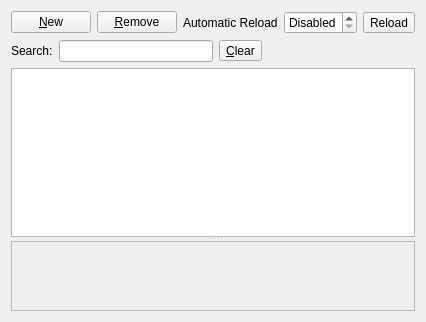
Old version of the form client/src/pages/page.ui in the repository KDAB/FatCRM.
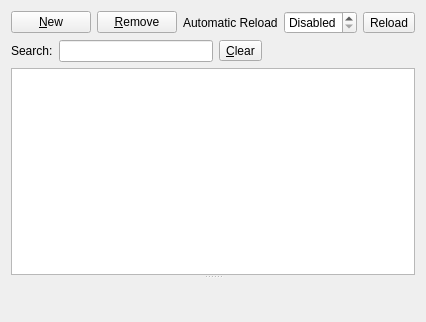
New version of the form. Custom widgets are drawn as their Qt base class.

Commit message: Restore view menu. Move save/discard buttons of details outside of the scroll area so they are always accessible

What changed in the file:
```diff
--- a/client/src/pages/page.ui
+++ b/client/src/pages/page.ui
@@ -131,21 +131,7 @@
        <set>QAbstractItemView::NoEditTriggers</set>
       </property>
      </widget>
-     <widget class="QScrollArea" name="detailsScrollArea">
-      <property name="widgetResizable">
-       <bool>true</bool>
-      </property>
-      <widget class="QWidget" name="scrollAreaWidgetContents">
-       <property name="geometry">
-        <rect>
-         <x>0</x>
-         <y>0</y>
-         <width>402</width>
-         <height>68</height>
-        </rect>
-       </property>
-      </widget>
-     </widget>
+     <widget class="QWidget" name="detailsWidget" native="true"/>
     </widget>
    </item>
   </layout>
```
The commit also changes 5 other files.
